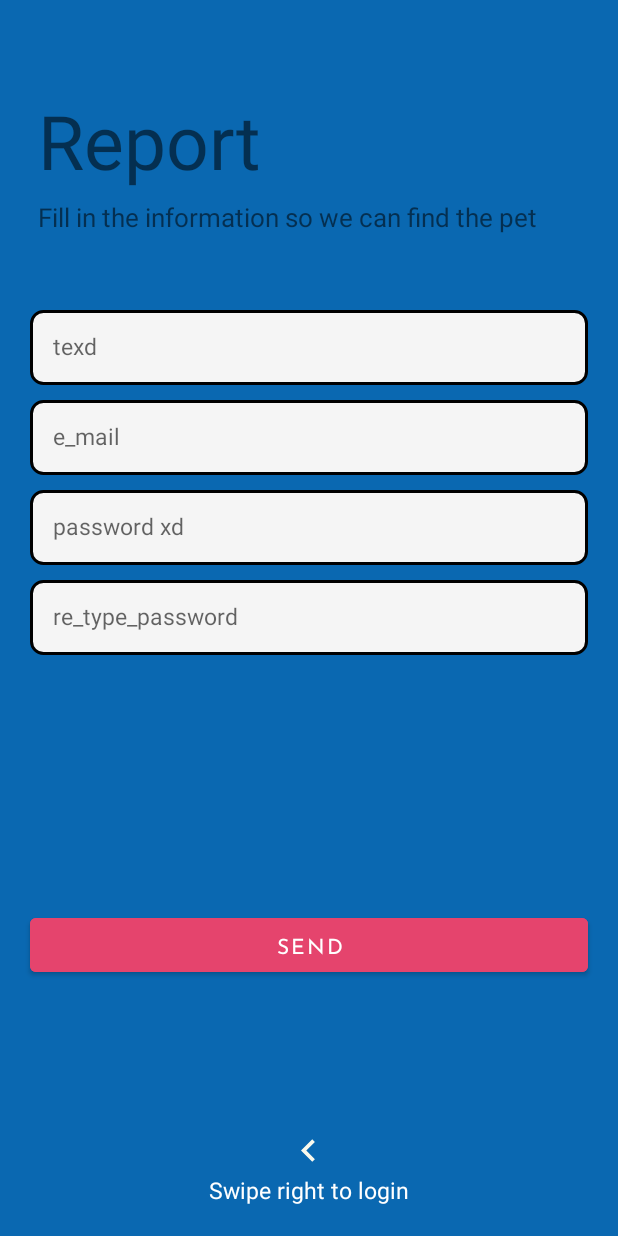
After one commit to rcla2000/Save-Our-Pets-DSM, an Android app: the layout fragment_report.xml on its own in the app's theme, with its tools: preview values and no code run, on a phone screen of 412 x 824 dp. The commit adds this screen. Run offline under Robolectric (Android 15) with nearby library versions, the phone set to English and light mode, and no system bars.

Commit message:
Diseño report

```diff
--- a/app/src/main/java/org/app/saveourpets/MainActivity.kt
+++ b/app/src/main/java/org/app/saveourpets/MainActivity.kt
@@ -21,7 +21,7 @@ class MainActivity : AppCompatActivity() {
             supportFragmentManager
         )
         pagerAdapter.addFragmet(LoginFragment())
-        //pagerAdapter.addFragmet(RegisterFragment())
+        pagerAdapter.addFragmet(ReportFragment())
         viewPager.adapter = pagerAdapter
     }
 
--- /dev/null
+++ b/app/src/main/java/org/app/saveourpets/ReportFragment.kt
@@ -0,0 +1,59 @@
+package org.app.saveourpets
+
+import android.os.Bundle
+import android.view.LayoutInflater
+import android.view.View
+import android.view.ViewGroup
+import androidx.fragment.app.Fragment
+
+// TODO: Rename parameter arguments, choose names that match
+// the fragment initialization parameters, e.g. ARG_ITEM_NUMBER
+private const val ARG_PARAM1 = "param1"
+private const val ARG_PARAM2 = "param2"
+
+/**
+ * A simple [Fragment] subclass.
+ * Use the [ReportFragment.newInstance] factory method to
+ * create an instance of this fragment.
+ */
+class ReportFragment : Fragment() {
+    // TODO: Rename and change types of parameters
+    private var param1: String? = null
+    private var param2: String? = null
+
+    override fun onCreate(savedInstanceState: Bundle?) {
+        super.onCreate(savedInstanceState)
+        arguments?.let {
+            param1 = it.getString(ARG_PARAM1)
+            param2 = it.getString(ARG_PARAM2)
+        }
+    }
+
+    override fun onCreateView(
+        inflater: LayoutInflater, container: ViewGroup?,
+        savedInstanceState: Bundle?
+    ): View? {
+        // Inflate the layout for this fragment
+        return inflater.inflate(R.layout.fragment_report, container, false)
+    }
+
+    companion object {
+        /**
+         * Use this factory method to create a new instance of
+         * this fragment using the provided parameters.
+         *
+         * @param param1 Parameter 1.
+         * @param param2 Parameter 2.
+         * @return A new instance of fragment ReportFragment.
+         */
+        // TODO: Rename and change types and number of parameters
+        @JvmStatic
+        fun newInstance(param1: String, param2: String) =
+            ReportFragment().apply {
+                arguments = Bundle().apply {
+                    putString(ARG_PARAM1, param1)
+                    putString(ARG_PARAM2, param2)
+                }
+            }
+    }
+}
--- /dev/null
+++ b/app/src/main/res/drawable/arrow_left.xml
@@ -0,0 +1,9 @@
+<?xml version="1.0" encoding="utf-8"?>
+<vector android:height="24dp"
+    android:tint="@color/white_Default"
+    android:viewportHeight="24.0"
+    android:viewportWidth="24.0"
+    android:width="24dp"
+    xmlns:android="http://schemas.android.com/apk/res/android">
+    <path android:fillColor="#FF000000" android:pathData="M15.41,16.09l-4.58,-4.59 4.58,-4.59L14,5.5l-6,6 6,6z"/>
+</vector>
--- a/app/src/main/res/layout/fragment_login.xml
+++ b/app/src/main/res/layout/fragment_login.xml
@@ -27,6 +27,7 @@
             android:layout_centerHorizontal="true"
             android:layout_marginBottom="10dp"
             android:text="@string/iniciarSesion"
+            android:fontFamily="@font/josefinsans_regular"
             android:textColor="@color/white"
             android:textSize="25sp" />
 
@@ -83,7 +84,7 @@
             android:layout_height="wrap_content"
             android:layout_alignParentBottom="true"
             android:layout_centerHorizontal="true"
-            android:text="@string/textReporte"
+            android:text="@string/swipeReporte"
             android:textColor="@color/white"
             android:textSize="15sp" />
 
--- /dev/null
+++ b/app/src/main/res/layout/fragment_report.xml
@@ -0,0 +1,119 @@
+<?xml version="1.0" encoding="utf-8"?>
+<LinearLayout
+    xmlns:android="http://schemas.android.com/apk/res/android"
+    xmlns:tools="http://schemas.android.com/tools"
+    android:layout_width="match_parent"
+    android:layout_height="match_parent"
+    android:orientation="vertical"
+    tools:context=".ReportFragment">
+
+    <TextView
+        android:id="@+id/tv_logo"
+        android:layout_width="wrap_content"
+        android:layout_height="wrap_content"
+        android:text="@string/reporte"
+        android:textAlignment="center"
+        android:textSize="50sp"
+        android:layout_marginStart="25dp"
+        android:layout_marginBottom="5dp"
+        android:layout_marginTop="60dp"/>
+
+    <TextView
+        android:id="@+id/tv_subtitle"
+        android:layout_width="wrap_content"
+        android:layout_height="wrap_content"
+        android:text="@string/report_indication"
+        android:textSize="17sp"
+        android:layout_marginStart="25dp"
+        android:layout_marginBottom="50dp"/>
+
+    <EditText
+        android:id="@+id/et_name"
+        android:layout_width="match_parent"
+        android:layout_height="50dp"
+        android:hint="texd"
+        android:layout_marginLeft="20dp"
+        android:layout_marginRight="20dp"
+        android:layout_marginBottom="10dp"
+        android:padding="15dp"
+        android:inputType="textPersonName"
+        android:background="@drawable/et_style"
+        android:textSize="15sp" />
+
+    <EditText
+        android:id="@+id/et_email"
+        android:layout_width="match_parent"
+        android:layout_height="50dp"
+        android:hint="e_mail"
+        android:layout_marginLeft="20dp"
+        android:layout_marginRight="20dp"
+        android:layout_marginBottom="10dp"
+        android:padding="15dp"
+        android:inputType="textEmailAddress"
+        android:background="@drawable/et_style"
+        android:textSize="15sp" />
+
+    <EditText
+        android:id="@+id/et_password"
+        android:layout_width="match_parent"
+        android:layout_height="50dp"
+        android:hint="password xd"
+        android:layout_marginLeft="20dp"
+        android:layout_marginRight="20dp"
+        android:layout_marginBottom="10dp"
+        android:padding="15dp"
+        android:inputType="textPassword"
+        android:background="@drawable/et_style"
+        android:textSize="15sp" />
+
+    <EditText
+        android:id="@+id/et_repassword"
+        android:layout_width="match_parent"
+        android:layout_height="50dp"
+        android:hint="re_type_password"
+        android:layout_marginLeft="20dp"
+        android:layout_marginRight="20dp"
+        android:padding="15dp"
+        android:inputType="textPassword"
+        android:background="@drawable/et_style"
+        android:textSize="15sp" />
+
+    <RelativeLayout
+        android:layout_width="match_parent"
+        android:layout_height="0dp"
+        android:layout_weight="1">
+
+        <Button
+            android:id="@+id/btn_register"
+            android:layout_width="match_parent"
+            android:layout_height="wrap_content"
+            android:layout_centerInParent="true"
+            android:layout_marginLeft="20dp"
+            android:layout_marginRight="20dp"
+            android:layout_marginBottom="30dp"
+            android:text="@string/btnEnviar"
+            android:fontFamily="@font/josefinsans_regular"
+            android:backgroundTint="@color/red_Default"
+            android:textColor="@android:color/white"/>
+
+        <ImageView
+            android:layout_width="30dp"
+            android:layout_height="30dp"
+            android:src="@drawable/arrow_left"
+            android:layout_above="@id/swipeLeft"
+            android:layout_centerHorizontal="true"/>
+
+        <TextView
+            android:id="@+id/swipeLeft"
+            android:layout_width="wrap_content"
+            android:layout_height="wrap_content"
+            android:text="@string/swipeLogin"
+            android:textSize="15sp"
+            android:layout_centerHorizontal="true"
+            android:layout_alignParentBottom="true"
+            android:layout_marginBottom="20dp"
+            android:textColor="@color/white"/>
+
+    </RelativeLayout>
+
+</LinearLayout>
--- a/app/src/main/res/values/strings.xml
+++ b/app/src/main/res/values/strings.xml
@@ -8,5 +8,10 @@
     <string name="btnLogin">Log In</string>
     <string name="textUser">User</string>
     <string name="textPass">Password</string>
-    <string name="textReporte">Swipe left to send report</string>
+    <string name="swipeReporte">Swipe left to send report</string>
+    <string name="registrar">Register</string>
+    <string name="report_indication">Fill in the information so we can find the pet</string>
+    <string name="btnEnviar">Send</string>
+    <string name="swipeLogin">Swipe right to login</string>
+    <string name="reporte">Report</string>
 </resources>
```
Also changed, not shown: 1 other file.
